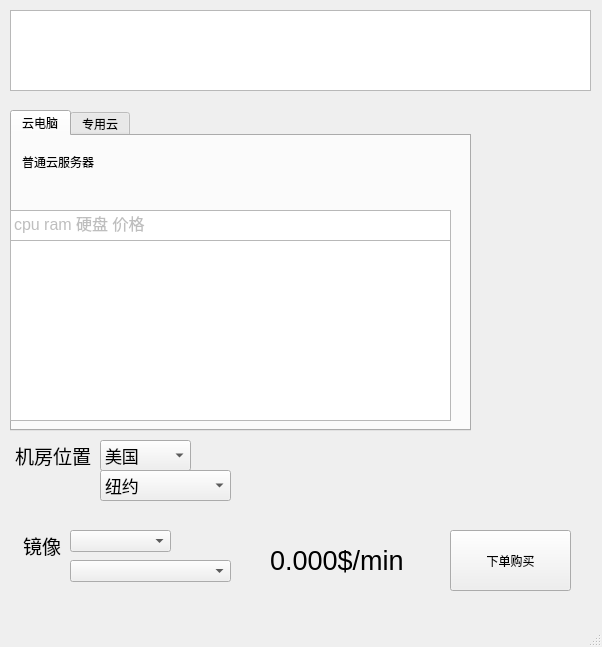
orange2c/vultrtool, file vultrTool/pagebuy.ui: the form before one commit.
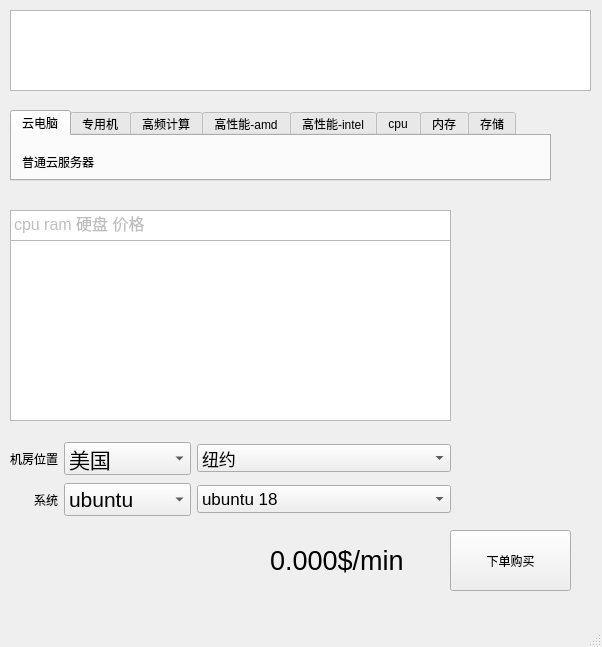
The form after the commit. The open tabs and pages were chosen to show the change.

Commit message: 把n个机型类别的展示，对应locations的自动切换写完，待补充各机种介绍

What changed in the file:
```diff
--- a/vultrTool/pagebuy.ui
+++ b/vultrTool/pagebuy.ui
@@ -25,12 +25,27 @@
      <rect>
       <x>10</x>
       <y>110</y>
-      <width>461</width>
-      <height>321</height>
+      <width>541</width>
+      <height>71</height>
      </rect>
     </property>
+    <property name="tabShape">
+     <enum>QTabWidget::Rounded</enum>
+    </property>
     <property name="currentIndex">
-     <number>0</number>
+     <number>5</number>
+    </property>
+    <property name="elideMode">
+     <enum>Qt::ElideLeft</enum>
+    </property>
+    <property name="tabsClosable">
+     <bool>false</bool>
+    </property>
+    <property name="movable">
+     <bool>false</bool>
+    </property>
+    <property name="tabBarAutoHide">
+     <bool>false</bool>
     </property>
     <widget class="QWidget" name="tab1">
      <attribute name="title">
@@ -52,7 +67,37 @@
     </widget>
     <widget class="QWidget" name="tab_2">
      <attribute name="title">
-      <string>专用云</string>
+      <string>专用机</string>
+     </attribute>
+    </widget>
+    <widget class="QWidget" name="tab_9">
+     <attribute name="title">
+      <string>高频计算</string>
+     </attribute>
+    </widget>
+    <widget class="QWidget" name="tab_8">
+     <attribute name="title">
+      <string>高性能-amd</string>
+     </attribute>
+    </widget>
+    <widget class="QWidget" name="tab_7">
+     <attribute name="title">
+      <string>高性能-intel</string>
+     </attribute>
+    </widget>
+    <widget class="QWidget" name="tab_6">
+     <attribute name="title">
+      <string>cpu</string>
+     </attribute>
+    </widget>
+    <widget class="QWidget" name="tab_5">
+     <attribute name="title">
+      <string>内存</string>
+     </attribute>
+    </widget>
+    <widget class="QWidget" name="tab_4">
+     <attribute name="title">
+      <string>存储</string>
      </attribute>
     </widget>
    </widget>
@@ -66,29 +111,6 @@
      </rect>
     </property>
    </widget>
-   <widget class="QComboBox" name="Box_locations1">
-    <property name="geometry">
-     <rect>
-      <x>100</x>
-      <y>440</y>
-      <width>91</width>
-      <height>31</height>
-     </rect>
-    </property>
-    <property name="font">
-     <font>
-      <pointsize>13</pointsize>
-     </font>
-    </property>
-    <property name="maxVisibleItems">
-     <number>10</number>
-    </property>
-    <item>
-     <property name="text">
-      <string>美国</string>
-     </property>
-    </item>
-   </widget>
    <widget class="QLabel" name="label">
     <property name="geometry">
      <rect>
@@ -120,68 +142,6 @@
      <string>下单购买</string>
     </property>
    </widget>
-   <widget class="QLabel" name="label_2">
-    <property name="geometry">
-     <rect>
-      <x>10</x>
-      <y>440</y>
-      <width>81</width>
-      <height>31</height>
-     </rect>
-    </property>
-    <property name="font">
-     <font>
-      <pointsize>14</pointsize>
-     </font>
-    </property>
-    <property name="text">
-     <string>机房位置</string>
-    </property>
-    <property name="alignment">
-     <set>Qt::AlignRight|Qt::AlignTrailing|Qt::AlignVCenter</set>
-    </property>
-   </widget>
-   <widget class="QLabel" name="label_3">
-    <property name="geometry">
-     <rect>
-      <x>20</x>
-      <y>530</y>
-      <width>41</width>
-      <height>31</height>
-     </rect>
-    </property>
-    <property name="font">
-     <font>
-      <pointsize>14</pointsize>
-     </font>
-    </property>
-    <property name="text">
-     <string>镜像</string>
-    </property>
-    <property name="alignment">
-     <set>Qt::AlignRight|Qt::AlignTrailing|Qt::AlignVCenter</set>
-    </property>
-   </widget>
-   <widget class="QComboBox" name="Box_OS1">
-    <property name="geometry">
-     <rect>
-      <x>70</x>
-      <y>530</y>
-      <width>101</width>
-      <height>22</height>
-     </rect>
-    </property>
-   </widget>
-   <widget class="QComboBox" name="Box_OS2">
-    <property name="geometry">
-     <rect>
-      <x>70</x>
-      <y>560</y>
-      <width>161</width>
-      <height>22</height>
-     </rect>
-    </property>
-   </widget>
    <widget class="QListWidget" name="list0">
     <property name="geometry">
      <rect>
@@ -248,25 +208,113 @@
      <number>-1</number>
     </property>
    </widget>
-   <widget class="QComboBox" name="Box_locations2">
+   <widget class="QWidget" name="gridLayoutWidget">
     <property name="geometry">
      <rect>
-      <x>100</x>
-      <y>470</y>
-      <width>131</width>
-      <height>31</height>
+      <x>10</x>
+      <y>440</y>
+      <width>441</width>
+      <height>78</height>
      </rect>
     </property>
-    <property name="font">
-     <font>
-      <pointsize>13</pointsize>
-     </font>
-    </property>
-    <item>
-     <property name="text">
-      <string>纽约</string>
+    <layout class="QGridLayout" name="gridLayout" columnstretch="0,10,20">
+     <property name="rightMargin">
+      <number>0</number>
      </property>
-    </item>
+     <item row="0" column="1">
+      <widget class="QComboBox" name="Box_locations1">
+       <property name="font">
+        <font>
+         <pointsize>16</pointsize>
+        </font>
+       </property>
+       <property name="maxVisibleItems">
+        <number>10</number>
+       </property>
+       <item>
+        <property name="text">
+         <string>美国</string>
+        </property>
+       </item>
+      </widget>
+     </item>
+     <item row="0" column="0">
+      <widget class="QLabel" name="label_2">
+       <property name="font">
+        <font>
+         <pointsize>9</pointsize>
+        </font>
+       </property>
+       <property name="text">
+        <string>机房位置</string>
+       </property>
+       <property name="alignment">
+        <set>Qt::AlignRight|Qt::AlignTrailing|Qt::AlignVCenter</set>
+       </property>
+      </widget>
+     </item>
+     <item row="0" column="2">
+      <widget class="QComboBox" name="Box_locations2">
+       <property name="font">
+        <font>
+         <pointsize>13</pointsize>
+        </font>
+       </property>
+       <item>
+        <property name="text">
+         <string>纽约</string>
+        </property>
+       </item>
+      </widget>
+     </item>
+     <item row="1" column="1">
+      <layout class="QGridLayout" name="gridLayout_2">
+       <item row="0" column="1">
+        <widget class="QComboBox" name="Box_OS1">
+         <property name="font">
+          <font>
+           <pointsize>16</pointsize>
+          </font>
+         </property>
+         <item>
+          <property name="text">
+           <string>ubuntu</string>
+          </property>
+         </item>
+        </widget>
+       </item>
+      </layout>
+     </item>
+     <item row="1" column="0">
+      <widget class="QLabel" name="label_3">
+       <property name="font">
+        <font>
+         <pointsize>9</pointsize>
+        </font>
+       </property>
+       <property name="text">
+        <string>系统</string>
+       </property>
+       <property name="alignment">
+        <set>Qt::AlignRight|Qt::AlignTrailing|Qt::AlignVCenter</set>
+       </property>
+      </widget>
+     </item>
+     <item row="1" column="2">
+      <widget class="QComboBox" name="Box_OS2">
+       <property name="font">
+        <font>
+         <pointsize>13</pointsize>
+        </font>
+       </property>
+       <item>
+        <property name="text">
+         <string>ubuntu 18</string>
+        </property>
+       </item>
+      </widget>
+     </item>
+    </layout>
    </widget>
   </widget>
   <widget class="QMenuBar" name="menubar">
```
Left out of the diff: 2 changed lines with no effect on the pictures. The commit also changes 10 other files.
